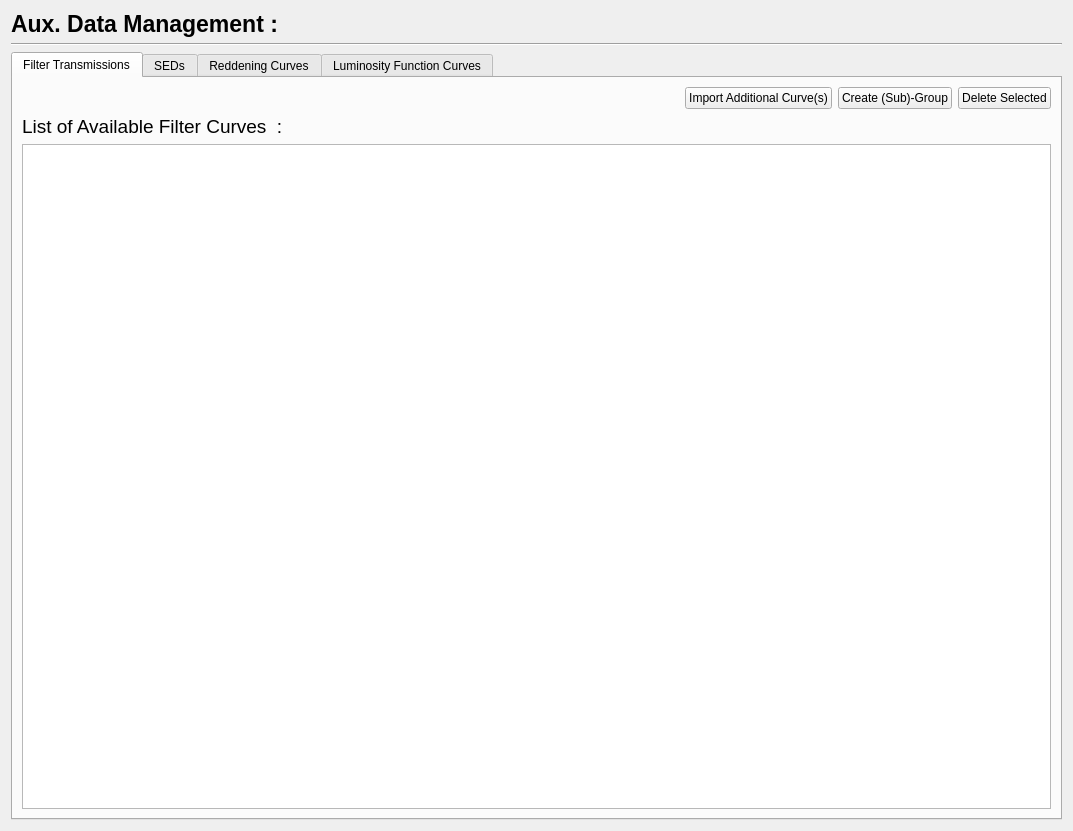
Qt form PhzQtUI/auxdir/PhzQtUI/FormAuxDataManagement.ui (astrorama/Phosphoros) before a commit.
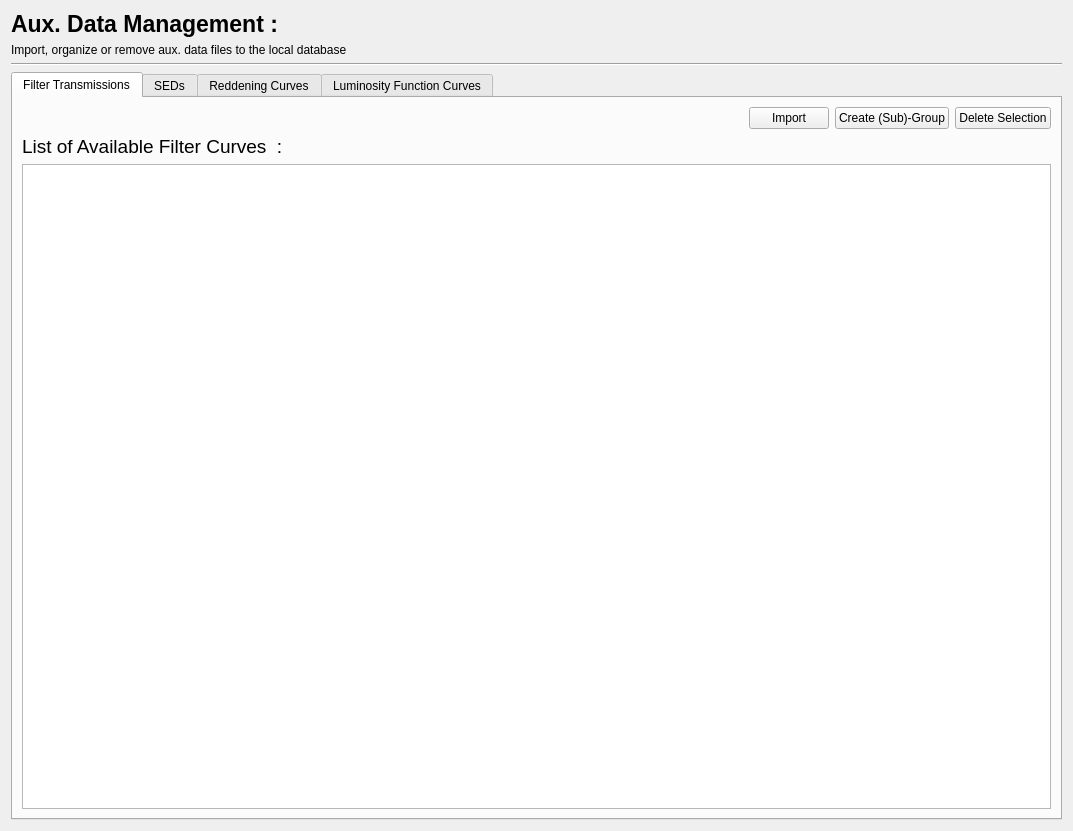
The same form after that commit.

Patch:
```diff
--- a/PhzQtUI/auxdir/PhzQtUI/FormAuxDataManagement.ui
+++ b/PhzQtUI/auxdir/PhzQtUI/FormAuxDataManagement.ui
@@ -45,6 +45,13 @@
      </item>
     </layout>
    </item>
+   <item>
+    <widget class="QLabel" name="label">
+     <property name="text">
+      <string>Import, organize or remove aux. data files to the local database</string>
+     </property>
+    </widget>
+   </item>
    <item>
     <widget class="Line" name="line_10">
      <property name="orientation">
@@ -80,7 +87,7 @@
          <item>
           <widget class="QPushButton" name="btn_FilterImport">
            <property name="text">
-            <string>Import Additional Curve(s)</string>
+            <string>Import</string>
            </property>
           </widget>
          </item>
@@ -94,7 +101,7 @@
          <item>
           <widget class="QPushButton" name="btn_FilterDelete">
            <property name="text">
-            <string>Delete Selected</string>
+            <string>Delete Selection</string>
            </property>
           </widget>
          </item>
```
Left out of the diff: 12 changed lines with no effect on the pictures.
